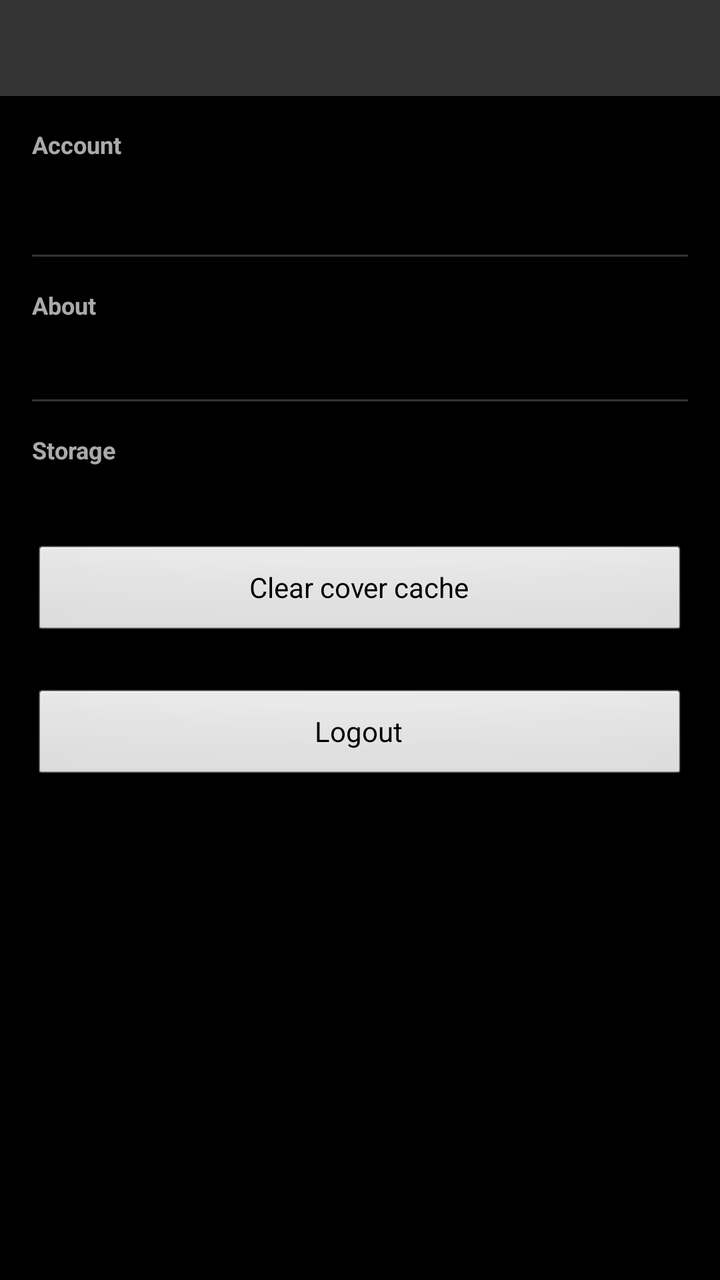
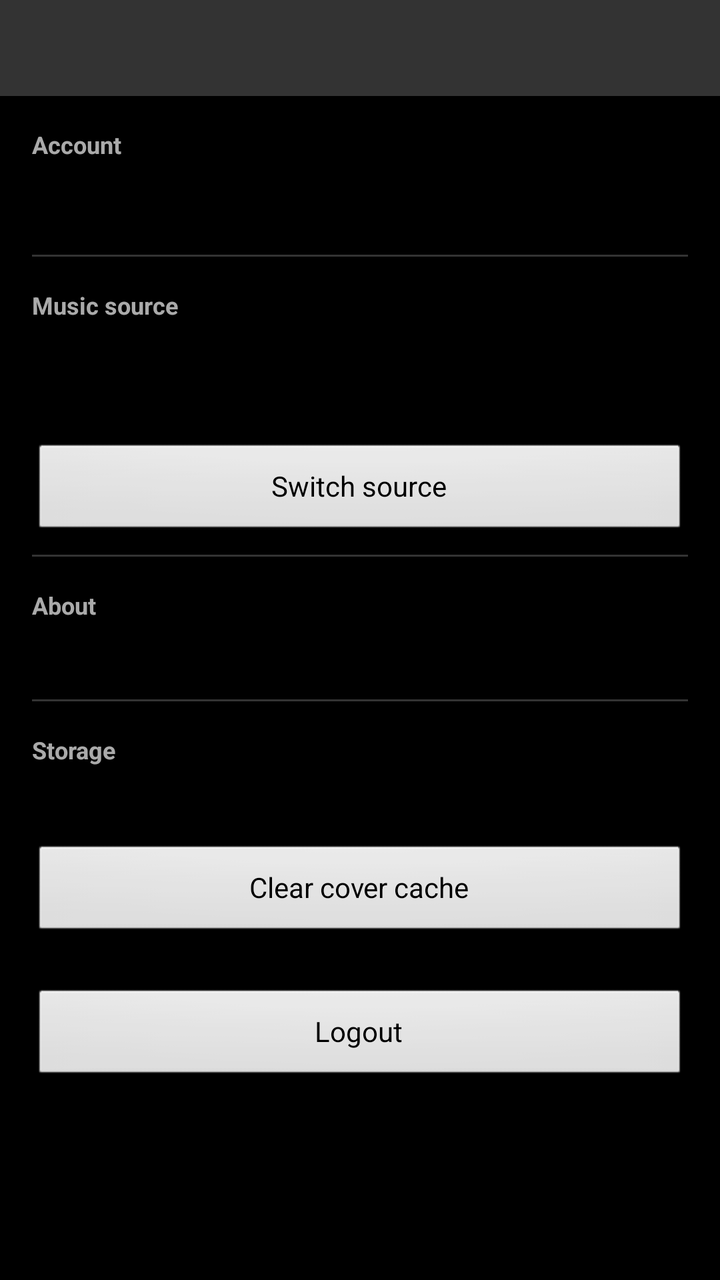

Compare the two renders of this Android layout. The source of the first and the diff that turns it into the second are given below.
<!-- AndroidManifest.xml: application theme AppTheme -->
<!-- res/layout/activity_settings.xml -->
<?xml version="1.0" encoding="utf-8"?>
<LinearLayout xmlns:android="http://schemas.android.com/apk/res/android"
    android:orientation="vertical"
    android:layout_width="match_parent"
    android:layout_height="match_parent">

    <include layout="@layout/top_bar" />

    <ScrollView
        android:layout_width="match_parent"
        android:layout_height="0dp"
        android:layout_weight="1">

        <LinearLayout
            android:layout_width="match_parent"
            android:layout_height="wrap_content"
            android:orientation="vertical"
            android:paddingLeft="16dp"
            android:paddingRight="16dp"
            android:paddingTop="8dp"
            android:paddingBottom="16dp">

            <TextView
                android:layout_width="wrap_content"
                android:layout_height="wrap_content"
                android:text="@string/settings_section_account"
                android:textSize="12sp"
                android:textStyle="bold"
                android:textColor="#AAFFFFFF"
                android:paddingTop="8dp"
                android:paddingBottom="4dp" />

            <TextView
                android:id="@+id/tv_settings_username"
                android:layout_width="wrap_content"
                android:layout_height="wrap_content"
                android:textSize="20sp"
                android:textStyle="bold"
                android:paddingBottom="8dp" />

            <View
                android:layout_width="match_parent"
                android:layout_height="1dp"
                android:background="#33FFFFFF"
                android:layout_marginTop="8dp"
                android:layout_marginBottom="8dp" />

            <TextView
                android:layout_width="wrap_content"
                android:layout_height="wrap_content"
                android:text="@string/settings_section_about"
                android:textSize="12sp"
                android:textStyle="bold"
                android:textColor="#AAFFFFFF"
                android:paddingTop="8dp"
                android:paddingBottom="4dp" />

            <TextView
                android:id="@+id/tv_settings_version"
                android:layout_width="wrap_content"
                android:layout_height="wrap_content"
                android:textSize="14sp"
                android:paddingBottom="8dp" />

            <View
                android:layout_width="match_parent"
                android:layout_height="1dp"
                android:background="#33FFFFFF"
                android:layout_marginTop="8dp"
                android:layout_marginBottom="8dp" />

            <TextView
                android:layout_width="wrap_content"
                android:layout_height="wrap_content"
                android:text="@string/settings_section_storage"
                android:textSize="12sp"
                android:textStyle="bold"
                android:textColor="#AAFFFFFF"
                android:paddingTop="8dp"
                android:paddingBottom="4dp" />

            <TextView
                android:id="@+id/tv_settings_downloads"
                android:layout_width="wrap_content"
                android:layout_height="wrap_content"
                android:textSize="14sp"
                android:paddingBottom="8dp" />

            <Button
                android:id="@+id/btn_clear_cover_cache"
                android:layout_width="match_parent"
                android:layout_height="wrap_content"
                android:layout_marginTop="8dp"
                android:text="@string/settings_clear_cover_cache" />

            <Button
                android:id="@+id/btn_logout"
                android:layout_width="match_parent"
                android:layout_height="wrap_content"
                android:layout_marginTop="24dp"
                android:text="@string/common_logout" />

        </LinearLayout>

    </ScrollView>

</LinearLayout>
<!-- res/layout/top_bar.xml (included above) -->
<?xml version="1.0" encoding="utf-8"?>
<FrameLayout xmlns:android="http://schemas.android.com/apk/res/android"
    android:layout_width="match_parent"
    android:layout_height="48dp"
    android:background="#FF333333">

    <ImageButton
        android:id="@+id/top_bar_back"
        android:layout_width="48dp"
        android:layout_height="48dp"
        android:layout_gravity="start"
        android:background="@drawable/bg_focusable"
        android:src="@android:drawable/ic_menu_revert"
        android:scaleType="center"
        android:visibility="gone" />

    <TextView
        android:id="@+id/top_bar_title"
        android:layout_width="match_parent"
        android:layout_height="wrap_content"
        android:layout_gravity="center"
        android:gravity="center"
        android:paddingLeft="56dp"
        android:paddingRight="56dp"
        android:maxLines="1"
        android:ellipsize="end"
        android:textColor="#FFFFFF"
        android:textSize="20sp"
        android:textStyle="bold" />

    <ImageButton
        android:id="@+id/top_bar_action"
        android:layout_width="48dp"
        android:layout_height="48dp"
        android:layout_gravity="end"
        android:background="@drawable/bg_focusable"
        android:scaleType="center"
        android:visibility="gone" />

</FrameLayout>
<!-- resources referenced by this layout -->
<resources>
  <!-- drawable bg_focusable (drawable) -->
  <?xml version="1.0" encoding="utf-8"?>
  <selector xmlns:android="http://schemas.android.com/apk/res/android">
      <item android:state_pressed="true">
          <shape>
              <solid android:color="#88FF8000" />
          </shape>
      </item>
      <item android:state_focused="true">
          <shape>
              <solid android:color="#66FFB300" />
          </shape>
      </item>
      <item>
          <shape>
              <solid android:color="#00000000" />
          </shape>
      </item>
  </selector>
  <string name="common_logout">Logout</string>
  <string name="settings_clear_cover_cache">Clear cover cache</string>
  <string name="settings_section_about">About</string>
  <string name="settings_section_account">Account</string>
  <string name="settings_section_storage">Storage</string>
  <style name="AppTheme" parent="@android:style/Theme.NoTitleBar" />
</resources>

<!-- the commit's change to res/layout/activity_settings.xml (unified diff, before → after) -->
@@ -37,6 +37,44 @@
                 android:textSize="20sp"
                 android:textStyle="bold"
                 android:paddingBottom="8dp" />
+
+            <View
+                android:layout_width="match_parent"
+                android:layout_height="1dp"
+                android:background="#33FFFFFF"
+                android:layout_marginTop="8dp"
+                android:layout_marginBottom="8dp" />
+
+            <TextView
+                android:layout_width="wrap_content"
+                android:layout_height="wrap_content"
+                android:text="@string/settings_section_source"
+                android:textSize="12sp"
+                android:textStyle="bold"
+                android:textColor="#AAFFFFFF"
+                android:paddingTop="8dp"
+                android:paddingBottom="4dp" />
+
+            <TextView
+                android:id="@+id/tv_settings_source"
+                android:layout_width="wrap_content"
+                android:layout_height="wrap_content"
+                android:textSize="16sp"
+                android:textStyle="bold" />
+
+            <TextView
+                android:id="@+id/tv_settings_source_detail"
+                android:layout_width="wrap_content"
+                android:layout_height="wrap_content"
+                android:textSize="14sp"
+                android:paddingBottom="8dp" />
+
+            <Button
+                android:id="@+id/btn_switch_source"
+                android:layout_width="match_parent"
+                android:layout_height="wrap_content"
+                android:layout_marginTop="8dp"
+                android:text="@string/settings_switch_source" />
 
             <View
                 android:layout_width="match_parent"
<!-- resource entries referenced after the edit -->
@@ -23,7 +23,9 @@
   <string name="settings_clear_cover_cache">Clear cover cache</string>
   <string name="settings_section_about">About</string>
   <string name="settings_section_account">Account</string>
+  <string name="settings_section_source">Music source</string>
   <string name="settings_section_storage">Storage</string>
+  <string name="settings_switch_source">Switch source</string>
   <style name="AppTheme" parent="@android:style/Theme.NoTitleBar" />
 </resources>
 
